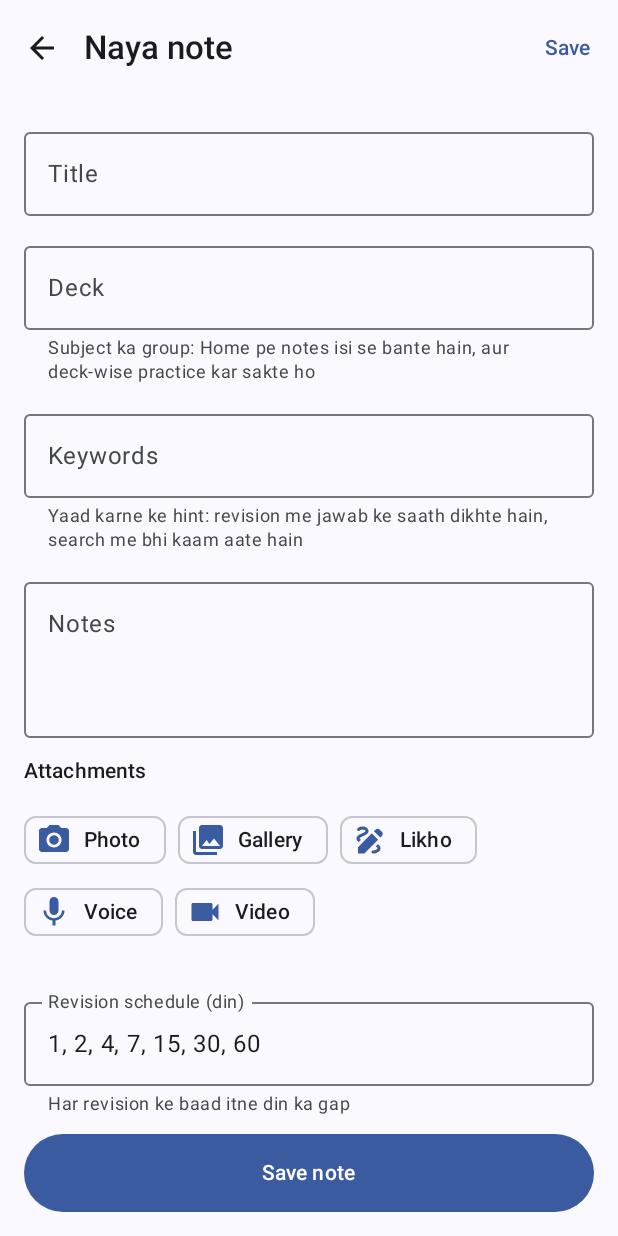
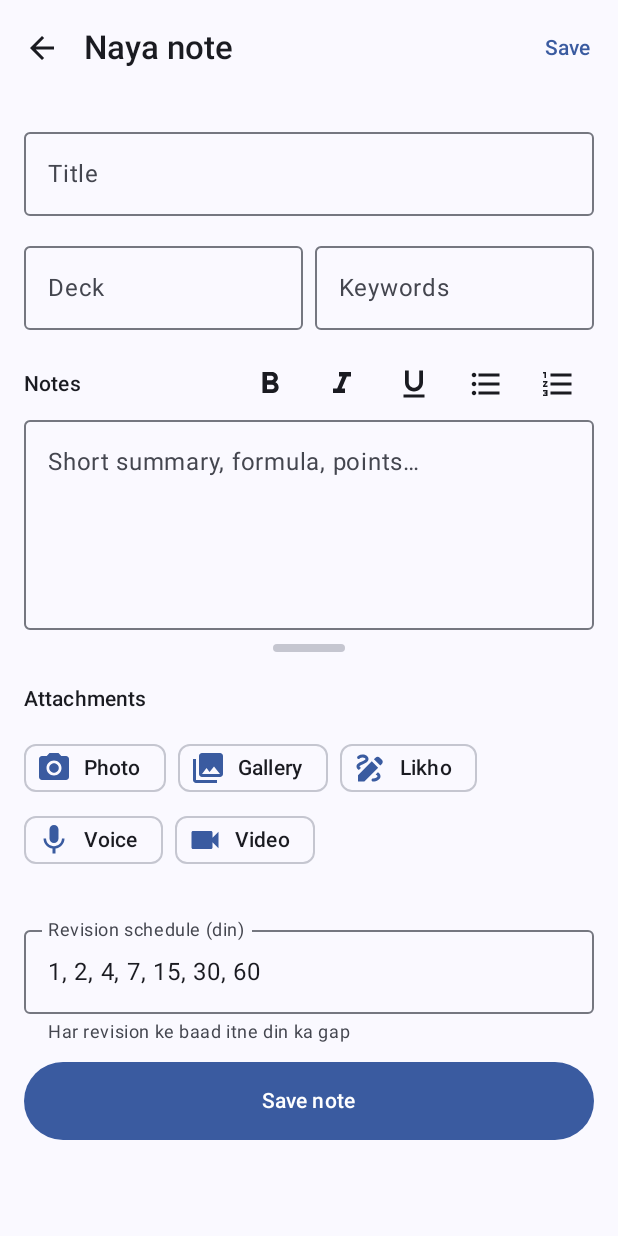
Before and after one commit to jogendra-india/yaad, an Android app built with Jetpack Compose: the screen it shows after launch (MainActivity), after a tap on "Naya note", on a phone screen of 412 x 824 dp. Run offline under Robolectric (Android 15) with nearby library versions, the phone set to English and light mode, and no system bars; our stand-ins replace Room's generated code; libraries missing offline, so code that uses them is left out: coil.decode.

Commit message:
feat: formatted notes, compact deck/keywords row, draw tools fully visible
- Notes: bold / italic / underline and bullet / numbered lists from a small
  toolbar, shown live in the editor and rendered in note detail and review;
  lists continue on Enter. Drag handle under the box to resize it.
- Deck and Keywords side by side without hint text (the hint pushed the deck
  suggestions dropdown far below the field).
- Handwriting screen is drawn over the editor instead of in a Dialog window, so
  system-bar insets apply and the Pen/Bold/Eraser row is not cut off.
- Settings shows whether exact alarms are allowed, with a shortcut if not.
Version 1.6.

Co-Authored-By: Claude Opus 5.5 <noreply@anthropic.com>

```diff
--- a/app/build.gradle.kts
+++ b/app/build.gradle.kts
@@ -14,8 +14,8 @@ android {
         minSdk = 26
         targetSdk = 35
         // CI passes the GitHub run number so every build installs over the last one.
-        versionCode = System.getenv("VERSION_CODE")?.toIntOrNull() ?: 6
-        versionName = "1.5"
+        versionCode = System.getenv("VERSION_CODE")?.toIntOrNull() ?: 7
+        versionName = "1.6"
 
         testInstrumentationRunner = "androidx.test.runner.AndroidJUnitRunner"
     }
--- a/app/src/main/java/com/example/remind/notify/Notifications.kt
+++ b/app/src/main/java/com/example/remind/notify/Notifications.kt
@@ -1,4 +1,6 @@
 package com.example.remind.notify
+
+import com.example.remind.ui.RichNotes
 
 import android.Manifest
 import android.app.Notification
@@ -83,7 +85,7 @@ object Notifications {
 
     private fun noteDetail(note: Note): String = buildString {
         if (note.keywords.isNotEmpty()) append(note.keywords.joinToString(" · "))
-        val body = note.body.trim()
+        val body = RichNotes.plain(note.body).trim()
         if (body.isNotEmpty()) {
             if (isNotEmpty()) append("\n")
             append(body.take(300))
--- a/app/src/main/java/com/example/remind/ui/EditNoteScreen.kt
+++ b/app/src/main/java/com/example/remind/ui/EditNoteScreen.kt
@@ -1,4 +1,23 @@
 package com.example.remind.ui
+
+import androidx.compose.ui.text.input.TextFieldValue
+import androidx.compose.runtime.mutableFloatStateOf
+import androidx.compose.ui.platform.LocalDensity
+import androidx.compose.foundation.layout.heightIn
+import androidx.compose.foundation.layout.size
+import androidx.compose.foundation.layout.Box
+import androidx.compose.foundation.layout.Row
+import androidx.compose.foundation.gestures.draggable
+import androidx.compose.foundation.gestures.Orientation
+import androidx.compose.foundation.gestures.rememberDraggableState
+import androidx.compose.foundation.background
+import androidx.compose.foundation.shape.RoundedCornerShape
+import androidx.compose.ui.Alignment
+import androidx.compose.material.icons.filled.FormatBold
+import androidx.compose.material.icons.filled.FormatItalic
+import androidx.compose.material.icons.filled.FormatUnderlined
+import androidx.compose.material.icons.filled.FormatListNumbered
+import androidx.compose.material.icons.automirrored.filled.FormatListBulleted
 
 import java.time.LocalDate
 import java.time.format.DateTimeFormatter
@@ -151,7 +170,9 @@ class EditNoteViewModel(private val repo: Repository, state: SavedStateHandle) :
      * from the notes, the keywords, or the attachment type and date.
      */
     private fun autoTitle(): String {
-        body.lineSequence().map { it.trim() }.firstOrNull { it.isNotEmpty() }?.let { return it.take(60) }
+        RichNotes.plain(body).lineSequence()
+            .map { line -> line.removePrefix(RichNotes.listPrefix(line) ?: "").trim() }
+            .firstOrNull { it.isNotEmpty() }?.let { return it.take(60) }
         if (keywords.isNotEmpty()) return keywords.take(3).joinToString(", ")
         val kind = when (attachments.firstOrNull()?.type) {
             AttachmentType.PHOTO -> "Photo"
@@ -308,8 +329,8 @@ fun EditNoteScreen(onBack: () -> Unit, onSaved: (Long) -> Unit, vm: EditNoteView
                 modifier = Modifier.fillMaxWidth(),
             )
 
-            SubjectField(vm)
-
+            Row(horizontalArrangement = Arrangement.spacedBy(8.dp)) {
+                SubjectField(vm, Modifier.weight(1f))
                 OutlinedTextField(
                     value = vm.keywordInput,
                     onValueChange = {
@@ -321,15 +342,13 @@ fun EditNoteScreen(onBack: () -> Unit, onSaved: (Long) -> Unit, vm: EditNoteView
                         }
                     },
                     label = { Text("Keywords") },
-                placeholder = { Text(tr("Likho, comma ya Enter se add", "Type, add with comma or Enter")) },
-                supportingText = {
-                    Text(tr("Yaad karne ke hint: revision me jawab ke saath dikhte hain, search me bhi kaam aate hain", "Recall hints: shown with the answer when revising, and searchable"))
-                },
+                    placeholder = { Text(tr("comma se add", "add with comma")) },
                     singleLine = true,
                     keyboardOptions = KeyboardOptions(imeAction = ImeAction.Done),
                     keyboardActions = KeyboardActions(onDone = { vm.commitKeywordInput() }),
-                modifier = Modifier.fillMaxWidth(),
+                    modifier = Modifier.weight(1f),
                 )
+            }
             if (vm.keywords.isNotEmpty()) {
                 FlowRow(horizontalArrangement = Arrangement.spacedBy(6.dp)) {
                     vm.keywords.toList().forEach { word ->
@@ -343,15 +362,7 @@ fun EditNoteScreen(onBack: () -> Unit, onSaved: (Long) -> Unit, vm: EditNoteView
                 }
             }
 
-            OutlinedTextField(
-                value = vm.body,
-                onValueChange = { vm.body = it },
-                label = { Text("Notes") },
-                placeholder = { Text("Short summary, formula, points…") },
-                minLines = 3,
-                keyboardOptions = KeyboardOptions(capitalization = KeyboardCapitalization.Sentences),
-                modifier = Modifier.fillMaxWidth(),
-            )
+            NotesEditor(vm)
 
             Text("Attachments", style = MaterialTheme.typography.titleSmall)
             FlowRow(horizontalArrangement = Arrangement.spacedBy(8.dp)) {
@@ -451,22 +462,82 @@ fun EditNoteScreen(onBack: () -> Unit, onSaved: (Long) -> Unit, vm: EditNoteView
     }
 }
 
+/**
+ * Notes field with a small formatting bar (bold, italic, underline, bullet and
+ * numbered lists) and a handle below it to drag the box taller or shorter.
+ */
+@Composable
+private fun NotesEditor(vm: EditNoteViewModel) {
+    var notes by rememberSaveable(stateSaver = TextFieldValue.Saver) { mutableStateOf(TextFieldValue(vm.body)) }
+    var boxHeight by rememberSaveable { mutableFloatStateOf(140f) }
+    val density = LocalDensity.current.density
+    val markerColor = MaterialTheme.colorScheme.outline
+    val transformation = remember(markerColor) { RichNotesTransformation(markerColor) }
+
+    fun update(value: TextFieldValue) {
+        notes = value
+        vm.body = value.text
+    }
+
+    Column {
+        Row(verticalAlignment = Alignment.CenterVertically) {
+            Text("Notes", style = MaterialTheme.typography.titleSmall, modifier = Modifier.weight(1f))
+            IconButton(onClick = { update(RichNotes.wrap(notes, "**")) }) { Icon(Icons.Default.FormatBold, contentDescription = "Bold") }
+            IconButton(onClick = { update(RichNotes.wrap(notes, "*")) }) { Icon(Icons.Default.FormatItalic, contentDescription = "Italic") }
+            IconButton(onClick = { update(RichNotes.wrap(notes, "++")) }) { Icon(Icons.Default.FormatUnderlined, contentDescription = "Underline") }
+            IconButton(onClick = { update(RichNotes.toggleList(notes, numberedList = false)) }) {
+                Icon(Icons.AutoMirrored.Filled.FormatListBulleted, contentDescription = "Bullets")
+            }
+            IconButton(onClick = { update(RichNotes.toggleList(notes, numberedList = true)) }) {
+                Icon(Icons.Default.FormatListNumbered, contentDescription = "Numbering")
+            }
+        }
+        OutlinedTextField(
+            value = notes,
+            onValueChange = { update(RichNotes.onEdit(notes, it)) },
+            placeholder = { Text("Short summary, formula, points…") },
+            visualTransformation = transformation,
+            keyboardOptions = KeyboardOptions(capitalization = KeyboardCapitalization.Sentences),
+            modifier = Modifier
+                .fillMaxWidth()
+                .heightIn(min = boxHeight.dp),
+        )
+        Box(
+            Modifier
+                .fillMaxWidth()
+                .height(24.dp)
+                .draggable(
+                    orientation = Orientation.Vertical,
+                    state = rememberDraggableState { delta -> boxHeight = (boxHeight + delta / density).coerceIn(96f, 900f) },
+                ),
+            contentAlignment = Alignment.Center,
+        ) {
+            Box(
+                Modifier
+                    .size(width = 48.dp, height = 5.dp)
+                    .background(MaterialTheme.colorScheme.outlineVariant, RoundedCornerShape(3.dp)),
+            )
+        }
+    }
+}
+
 @OptIn(ExperimentalMaterial3Api::class)
 @Composable
-private fun SubjectField(vm: EditNoteViewModel) {
+private fun SubjectField(vm: EditNoteViewModel, modifier: Modifier = Modifier) {
     val subjects by vm.subjects.collectAsStateWithLifecycle(emptyList())
     var expanded by remember { mutableStateOf(false) }
     val suggestions = subjects.filter { it.contains(vm.subject, ignoreCase = true) && !it.equals(vm.subject, ignoreCase = true) }
 
-    androidx.compose.material3.ExposedDropdownMenuBox(expanded = expanded && suggestions.isNotEmpty(), onExpandedChange = { expanded = it }) {
+    androidx.compose.material3.ExposedDropdownMenuBox(
+        expanded = expanded && suggestions.isNotEmpty(),
+        onExpandedChange = { expanded = it },
+        modifier = modifier,
+    ) {
         OutlinedTextField(
             value = vm.subject,
             onValueChange = { vm.subject = it; expanded = true },
             label = { Text("Deck") },
-            placeholder = { Text("e.g. Physics, DSA, History") },
-            supportingText = {
-                Text(tr("Subject ka group: Home pe notes isi se bante hain, aur deck-wise practice kar sakte ho", "Subject group: notes are grouped by it on Home, and you can practise one deck"))
-            },
+            placeholder = { Text("Physics, DSA…") },
             singleLine = true,
             keyboardOptions = KeyboardOptions(capitalization = KeyboardCapitalization.Words),
             modifier = Modifier
--- a/app/src/main/java/com/example/remind/ui/LibraryScreen.kt
+++ b/app/src/main/java/com/example/remind/ui/LibraryScreen.kt
@@ -109,7 +109,7 @@ class LibraryViewModel(val repo: Repository, state: SavedStateHandle) : ViewMode
             }
             val matchesQuery = terms.isEmpty() ||
                 n.title.lowercase().contains(terms) ||
-                n.body.lowercase().contains(terms) ||
+                RichNotes.plain(n.body).lowercase().contains(terms) ||
                 n.subject.lowercase().contains(terms) ||
                 n.keywords.any { it.lowercase().contains(terms) }
             matchesFilter && matchesQuery
--- a/app/src/main/java/com/example/remind/ui/NoteDetailScreen.kt
+++ b/app/src/main/java/com/example/remind/ui/NoteDetailScreen.kt
@@ -226,7 +226,7 @@ fun NoteDetailScreen(
             KeywordChips(note.keywords)
 
             if (note.body.isNotBlank()) {
-                Text(note.body, style = MaterialTheme.typography.bodyLarge)
+                Text(RichNotes.display(note.body), style = MaterialTheme.typography.bodyLarge)
             }
 
             if (current.attachments.isNotEmpty()) {
--- a/app/src/main/java/com/example/remind/ui/ReviewScreen.kt
+++ b/app/src/main/java/com/example/remind/ui/ReviewScreen.kt
@@ -324,7 +324,7 @@ private fun ReviewCard(item: NoteWithAttachments, vm: ReviewViewModel) {
                 ) {
                     Column(verticalArrangement = Arrangement.spacedBy(12.dp)) {
                         KeywordChips(note.keywords)
-                        if (note.body.isNotBlank()) Text(note.body, style = MaterialTheme.typography.bodyLarge)
+                        if (note.body.isNotBlank()) Text(RichNotes.display(note.body), style = MaterialTheme.typography.bodyLarge)
                         if (item.attachments.isNotEmpty()) {
                             AttachmentGallery(item.attachments.map { vm.store.file(it.fileName) to it.type })
                         }
```
Also changed, not shown: app/src/main/java/com/example/remind/ui/Capture.kt (+11 -9 lines), app/src/main/java/com/example/remind/ui/RichNotes.kt (added, +188 -0 lines), app/src/main/java/com/example/remind/ui/SettingsScreen.kt (+37 -1 lines). Lines whose indentation alone changed are shown as unchanged.
